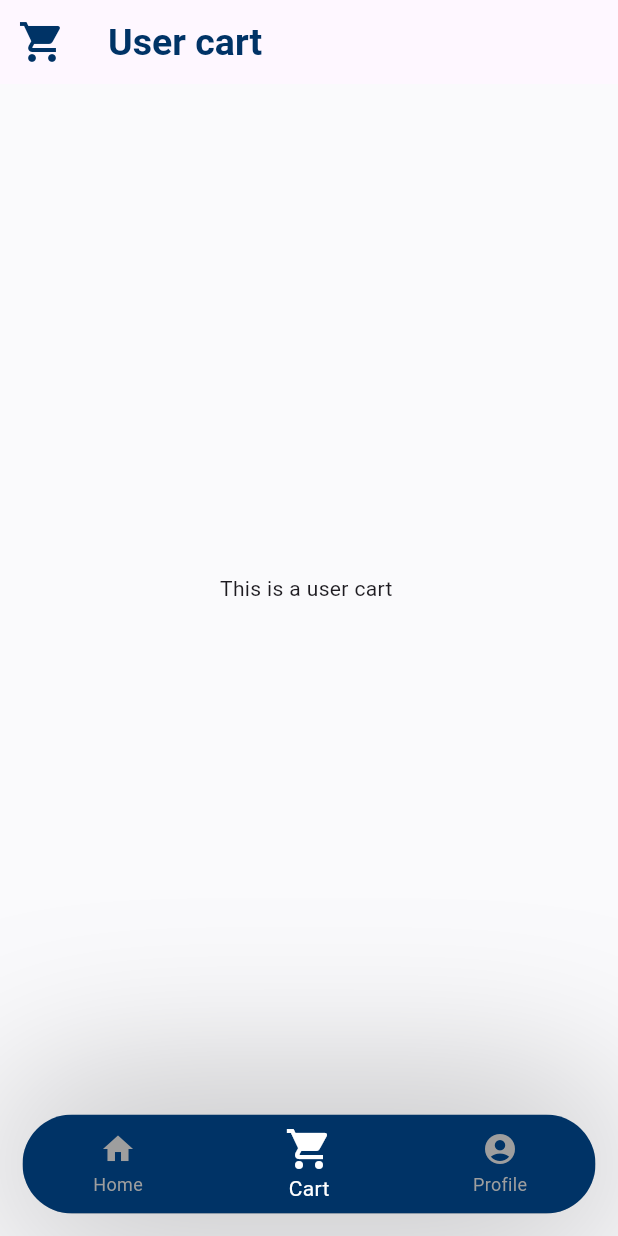
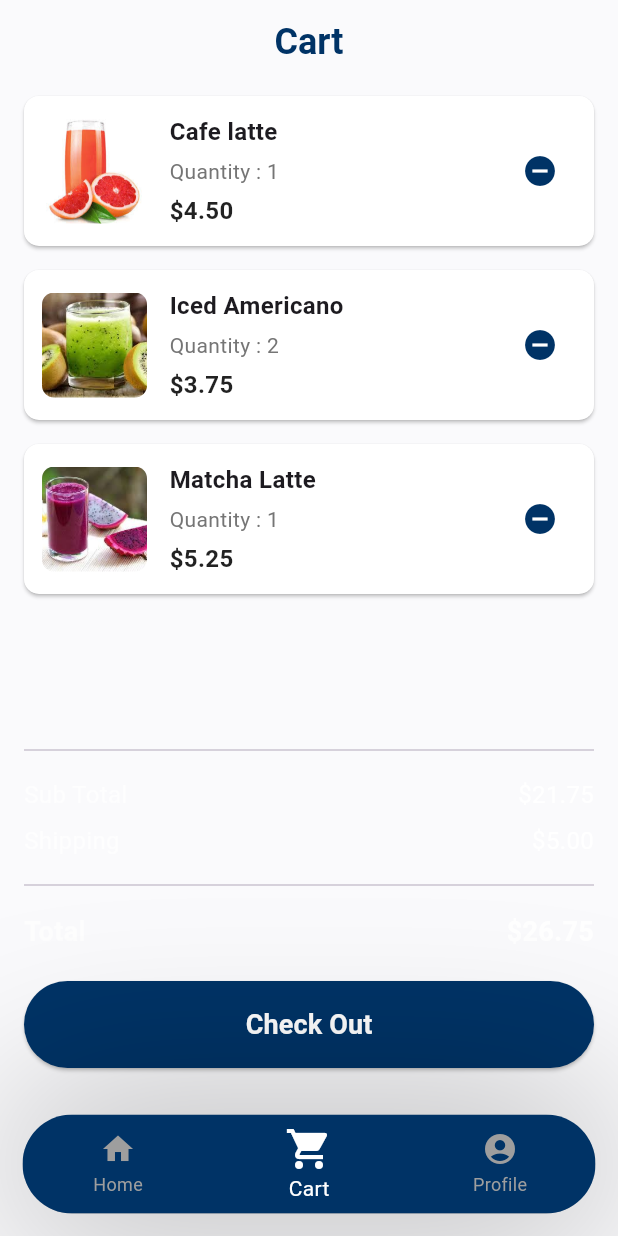
Before and after one commit to Imashanilupul/Juice_App, a Flutter app: the screen it shows once a user with an empty profile is signed in, item 2 of the bottom bar chosen, on a phone screen of 412 x 824 dp. Run offline on Flutter 3.47's test engine with Material 3 defaults, Android fonts, the light colour scheme and no system bars; our stand-ins replace cloud_firestore, firebase_auth, firebase_core; accounts and stored records are empty.

Commit message:
cart done

```diff
--- a/juice_app/lib/User_pages/user_cart.dart
+++ b/juice_app/lib/User_pages/user_cart.dart
@@ -9,26 +9,205 @@ class UserCart extends StatefulWidget {
 }
 
 class _UserCartState extends State<UserCart> {
+  // Sample data for the cart items.
+  // In a real app, this would come from a state management solution.
+  final List<Map<String, dynamic>> _cartItems = [
+    {
+      'name': 'Cafe latte',
+      'quantity': 1,
+      'price': 4.50,
+      'image': 'assets/images/drink1.jpg'
+    },
+    {
+      'name': 'Iced Americano',
+      'quantity': 2,
+      'price': 3.75,
+      'image': 'assets/images/drink3.jpg'
+    },
+    {
+      'name': 'Matcha Latte',
+      'quantity': 1,
+      'price': 5.25,
+      'image': 'assets/images/drink2.jpg'
+    },
+  ];
+
   @override
   Widget build(BuildContext context) {
     return Scaffold(
+      // Assuming appColors.background is a dark color like in the screenshot
       backgroundColor: appColors.background,
       appBar: AppBar(
-        title: Text("User cart"),
-        leading: Icon(
-          Icons.shopping_cart,
-          size: 32,
+        // Styling the AppBar to match the screenshot
+        title: const Text("Cart"),
+        centerTitle: true,
+        backgroundColor: appColors.background,
+        elevation: 0,
+        titleTextStyle: TextStyle(
+          // Assuming appColors.buttons_col is a contrasting color (e.g., white or a light blue)
           color: appColors.buttons_col,
-        ),
-        titleTextStyle: TextStyle(
-          color: appColors.buttons_col,
-          fontSize: 25,
-          fontWeight: FontWeight.w700,
+          fontSize: 24,
+          fontWeight: FontWeight.bold,
         ),
       ),
-      body: Center(
-        child: Text("This is a user cart "),
+      body: Padding(
+        padding: const EdgeInsets.symmetric(horizontal: 16.0),
+        child: Column(
+          children: [
+            // The list of cart items
+            Expanded(
+              child: ListView.builder(
+                itemCount: _cartItems.length,
+                itemBuilder: (context, index) {
+                  final item = _cartItems[index];
+                  return _buildCartItemCard(item);
+                },
+              ),
+            ),
+
+            // The summary and checkout section
+            _buildSummarySection(),
+          ],
+        ),
       ),
     );
   }
+
+  // Widget for a single item in the cart list
+  Widget _buildCartItemCard(Map<String, dynamic> item) {
+    return Card(
+      margin: const EdgeInsets.symmetric(vertical: 8.0),
+      color: Colors.white,
+      shape: RoundedRectangleBorder(borderRadius: BorderRadius.circular(10)),
+      child: Padding(
+        padding: const EdgeInsets.all(12.0),
+        child: Row(
+          children: [
+            // Image
+            Container(
+              width: 70,
+              height: 70,
+              decoration: BoxDecoration(
+                borderRadius: BorderRadius.circular(8),
+                image: DecorationImage(
+                  image: AssetImage(item['image']),
+                  fit: BoxFit.cover,
+                ),
+              ),
+            ),
+            const SizedBox(width: 15),
+
+            // Item Details
+            Expanded(
+              child: Column(
+                crossAxisAlignment: CrossAxisAlignment.start,
+                children: [
+                  Text(
+                    item['name'],
+                    style: const TextStyle(fontSize: 16, fontWeight: FontWeight.bold),
+                  ),
+                  const SizedBox(height: 5),
+                  Text(
+                    'Quantity : ${item['quantity']}',
+                    style: TextStyle(fontSize: 14, color: Colors.grey[600]),
+                  ),
+                  const SizedBox(height: 5),
+                  Text(
+                    '\$${item['price'].toStringAsFixed(2)}',
+                    style: const TextStyle(
+                        fontSize: 16,
+                        fontWeight: FontWeight.bold,
+                        color: Colors.black87),
+                  ),
+                ],
+              ),
+            ),
+
+            // Remove Button
+            IconButton(
+              icon: Icon(Icons.remove_circle, color: appColors.buttons_col),
+              onPressed: () {
+                // Add logic to remove item
+                setState(() {
+                  _cartItems.removeAt(_cartItems.indexOf(item));
+                });
+              },
+            ),
+          ],
+        ),
+      ),
+    );
+  }
+
+  // Widget for the bottom summary section
+  Widget _buildSummarySection() {
+    // In a real app, these values would be calculated from the cart items
+    const double subTotal = 21.75;
+    const double shipping = 5.00;
+    const double total = subTotal + shipping;
+
+    return Container(
+      padding: const EdgeInsets.symmetric(vertical: 16.0),
+      child: Column(
+        children: [
+          const Divider(thickness: 1),
+          const SizedBox(height: 10),
+          _buildSummaryRow("Sub Total", "\$${subTotal.toStringAsFixed(2)}"),
+          const SizedBox(height: 8),
+          _buildSummaryRow("Shipping", "\$${shipping.toStringAsFixed(2)}"),
+          const SizedBox(height: 10),
+          const Divider(thickness: 1),
+          const SizedBox(height: 10),
+          _buildSummaryRow(
+            "Total",
+            "\$${total.toStringAsFixed(2)}",
+            isTotal: true,
+          ),
+          const SizedBox(height: 20),
+          SizedBox(
+            width: double.infinity,
+            child: ElevatedButton(
+              onPressed: () {},
+              style: ElevatedButton.styleFrom(
+                backgroundColor: appColors.buttons_col,
+                padding: const EdgeInsets.symmetric(vertical: 16),
+                shape: RoundedRectangleBorder(
+                  borderRadius: BorderRadius.circular(30),
+                ),
+              ),
+              child: const Text(
+                "Check Out",
+                style: TextStyle(fontSize: 18, color: Colors.white, fontWeight: FontWeight.bold),
+              ),
+            ),
+          )
+        ],
+      ),
+    );
+  }
+
+  // Helper widget to create a row in the summary (e.g., "Sub Total" ...... "$XX.XX")
+  Widget _buildSummaryRow(String label, String value, {bool isTotal = false}) {
+    return Row(
+      mainAxisAlignment: MainAxisAlignment.spaceBetween,
+      children: [
+        Text(
+          label,
+          style: TextStyle(
+            fontSize: isTotal ? 18 : 16,
+            fontWeight: isTotal ? FontWeight.bold : FontWeight.normal,
+            color: Colors.white70,
+          ),
+        ),
+        Text(
+          value,
+          style: TextStyle(
+            fontSize: isTotal ? 18 : 16,
+            fontWeight: isTotal ? FontWeight.bold : FontWeight.normal,
+            color: Colors.white,
+          ),
+        ),
+      ],
+    );
+  }
 }
```
